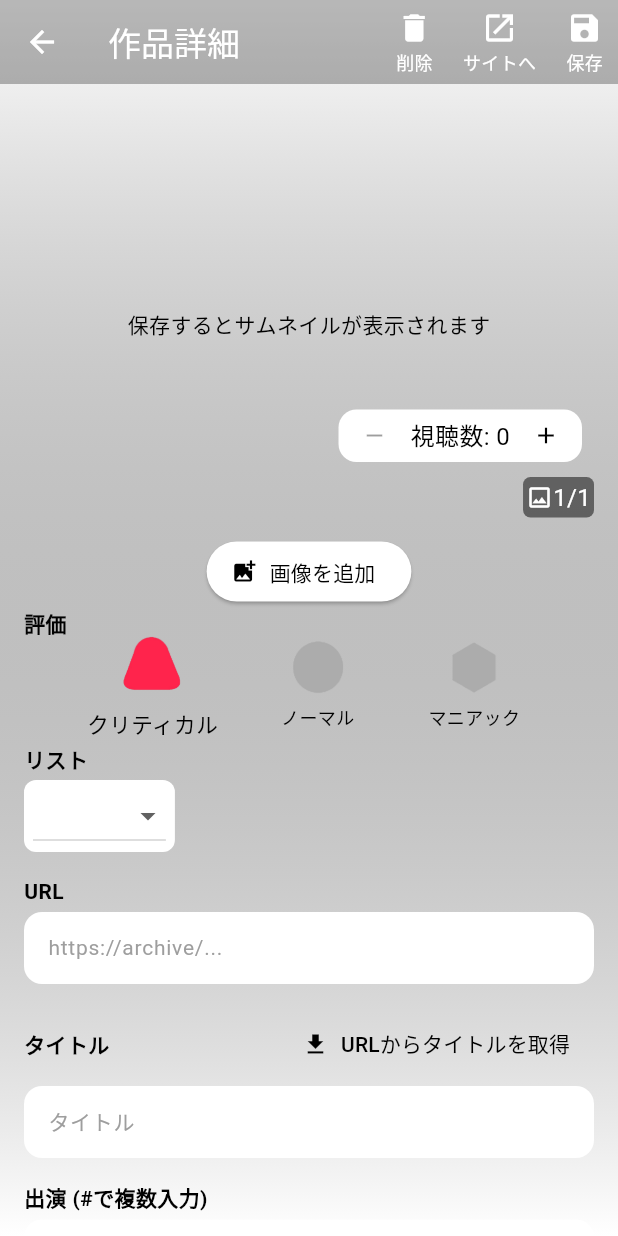
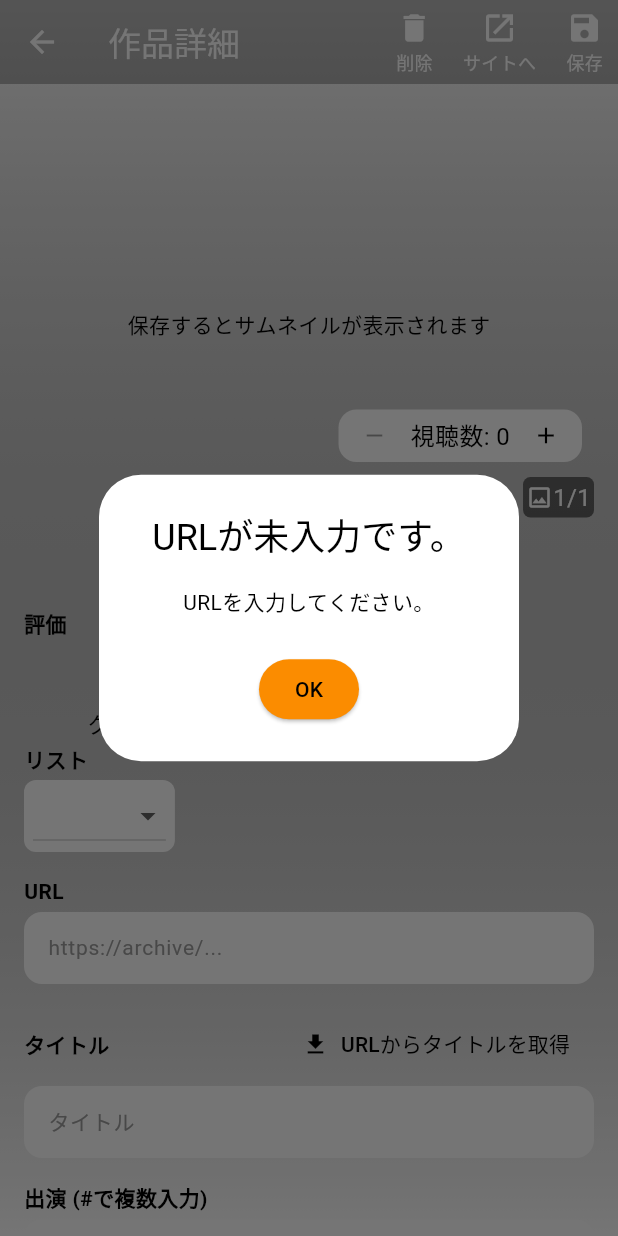
Before and after one commit to rhyka21012-boop/ArchiVe, a Flutter app: the DetailPage screen opened directly, after a tap on the "add" icon, after a tap on the "remove" icon, after a tap on "クリティカル", on a phone screen of 412 x 824 dp. Run offline on Flutter 3.47's test engine with Material 3 defaults, Android fonts, the light colour scheme and no system bars; our stand-ins replace fl_chart, flutter_riverpod, flutter_speed_dial, google_mobile_ads, image_picker, palette_generator and 1 more; missing offline and left inert: purchases_flutter; accounts and stored records are empty; network calls fail.

Commit message:
url入力の必須化

```diff
--- a/archive/lib/detail_page.dart
+++ b/archive/lib/detail_page.dart
@@ -171,10 +171,11 @@ class _DetailPageState extends State<DetailPage> {
         },
       );
       if (response.statusCode == 200) {
+        final html = response.body;
         final document = parse(response.body);
         final metaTags = document.head?.getElementsByTagName('meta') ?? [];
 
-        // og:imageを探す
+        // --- ① og:image を探す ---
         for (final tag in metaTags) {
           final property = tag.attributes['property'] ?? tag.attributes['name'];
           if (property == 'og:image' && tag.attributes['content'] != null) {
@@ -182,7 +183,7 @@ class _DetailPageState extends State<DetailPage> {
           }
         }
 
-        // og:imageがなければimgタグから代替画像を探す
+        // --- ② imgタグの代替画像を探す ---
         final imgTags = document.getElementsByTagName('img');
         for (final img in imgTags) {
           final src = img.attributes['src'];
@@ -195,10 +196,26 @@ class _DetailPageState extends State<DetailPage> {
             }
           }
         }
+
+        // --- ③ videoタグのposter属性を探す ---
+        final posterRegex = RegExp(
+          'poster=["\\\']([^"\\\']+)["\\\']',
+          caseSensitive: false,
+        );
+
+        final match = posterRegex.firstMatch(html);
+        if (match != null) {
+          final poster = match.group(1)!;
+          return poster.startsWith('http')
+              ? poster
+              : Uri.parse(url).resolve(poster).toString();
+        }
       }
     } catch (e) {
       debugPrint('データフェッチエラー: $e');
     }
+
+    // --- ④ 見つからなければnull ---
     return null;
   }
 
@@ -207,6 +224,33 @@ class _DetailPageState extends State<DetailPage> {
     final prefs = await SharedPreferences.getInstance();
     final newUrl = _urlController.text.trim();
     final colorScheme = Theme.of(context).colorScheme;
+
+    // URLが入力されているかチェック
+    if (newUrl.isEmpty) {
+      await showDialog<void>(
+        context: context,
+        builder:
+            (context) => AlertDialog(
+              backgroundColor: colorScheme.secondary,
+              title: const Text('URLが未入力です。', textAlign: TextAlign.center),
+              content: const Text('URLを入力してください。', textAlign: TextAlign.center),
+              actionsAlignment: MainAxisAlignment.center,
+              actions: [
+                ElevatedButton(
+                  onPressed: () => Navigator.pop(context),
+                  style: ButtonStyle(
+                    backgroundColor: MaterialStateProperty.all(
+                      colorScheme.primary,
+                    ),
+                    foregroundColor: MaterialStateProperty.all(Colors.black),
+                  ),
+                  child: const Text('OK'),
+                ),
+              ],
+            ),
+      );
+      return; // 保存処理を中断
+    }
 
     // URLが変更されているかチェック
     if (widget.url != null && _originalUrl.trim() != newUrl) {
@@ -295,6 +339,8 @@ class _DetailPageState extends State<DetailPage> {
     if (success) {
       widget.onCreated?.call(); //作成処理の最後に親に通知
     } else {}
+
+    await _saveLocalImages();
   }
 
   @override
@@ -885,7 +931,10 @@ class _DetailPageState extends State<DetailPage> {
                     _listNames.map<DropdownMenuItem<String>>((String value) {
                       return DropdownMenuItem<String>(
                         value: value,
-                        child: Text(value),
+                        child: Text(
+                          value,
+                          style: TextStyle(color: Colors.black),
+                        ),
                       );
                     }).toList(),
                 value: isSelectedValue,
@@ -1170,8 +1219,6 @@ class _DetailPageState extends State<DetailPage> {
       _localImagePaths.add(savedPath);
       _localImageMaxIndex = _localImagePaths.length + 1;
     });
-
-    await _saveLocalImages();
   }
 
   //削除処理
```
